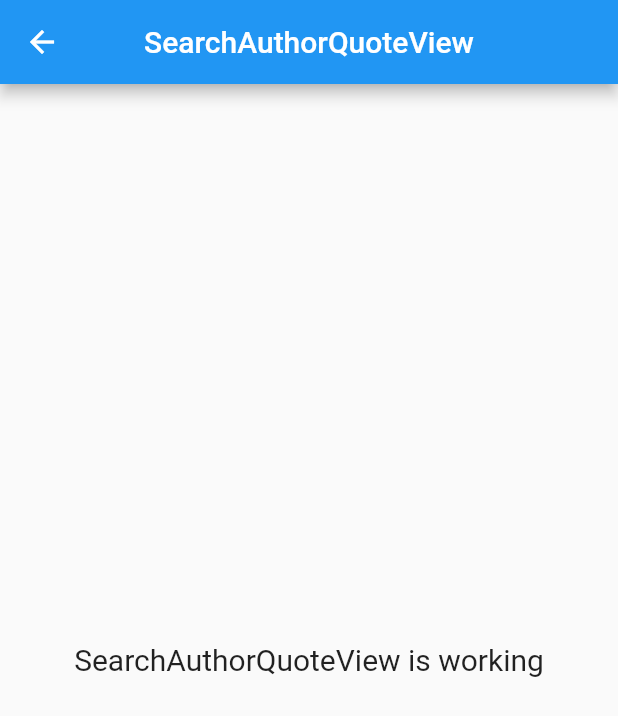
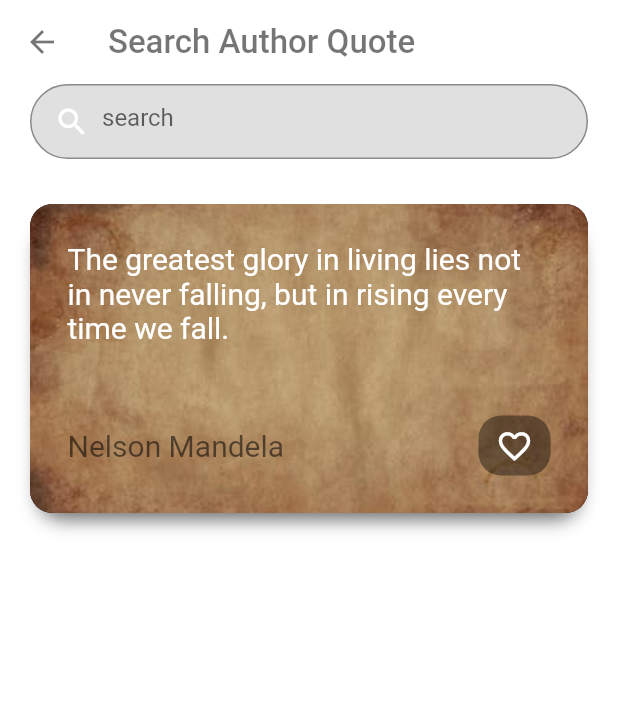
Before and after one commit to Eklavya-Sachin/quote, a Flutter app: the SearchAuthorQuoteView screen opened by its route, on a phone screen of 412 x 824 dp. Shown: the top 716 px of the screen. Run offline on Flutter 3.47's test engine with Material 2 defaults, Android fonts, the phone set to English and light mode, and no system bars; our stand-ins replace get.

Commit message:
Created quote card & search author quote screen UI.

```diff
--- a/lib/app/modules/search_author_quote/controllers/search_author_quote_controller.dart
+++ b/lib/app/modules/search_author_quote/controllers/search_author_quote_controller.dart
@@ -1,23 +1,3 @@
 import 'package:get/get.dart';
 
-class SearchAuthorQuoteController extends GetxController {
-  //TODO: Implement SearchAuthorQuoteController
-
-  final count = 0.obs;
-  @override
-  void onInit() {
-    super.onInit();
-  }
-
-  @override
-  void onReady() {
-    super.onReady();
-  }
-
-  @override
-  void onClose() {
-    super.onClose();
-  }
-
-  void increment() => count.value++;
-}
+class SearchAuthorQuoteController extends GetxController {}
--- a/lib/app/modules/search_author_quote/views/search_author_quote_view.dart
+++ b/lib/app/modules/search_author_quote/views/search_author_quote_view.dart
@@ -1,22 +1,74 @@
+import 'package:get/get.dart';
 import 'package:flutter/material.dart';
-
-import 'package:get/get.dart';
-
+import '../../../widgets/quote_card.dart';
 import '../controllers/search_author_quote_controller.dart';
 
 class SearchAuthorQuoteView extends GetView<SearchAuthorQuoteController> {
   const SearchAuthorQuoteView({Key? key}) : super(key: key);
+
   @override
   Widget build(BuildContext context) {
-    return Scaffold(
-      appBar: AppBar(
-        title: const Text('SearchAuthorQuoteView'),
-        centerTitle: true,
-      ),
-      body: Center(
-        child: Text(
-          'SearchAuthorQuoteView is working',
-          style: TextStyle(fontSize: 20),
+    return SafeArea(
+      child: GestureDetector(
+        onTap: () => FocusScope.of(context).unfocus(),
+        child: Scaffold(
+          backgroundColor: Colors.white,
+          appBar: AppBar(
+            elevation: 0,
+            backgroundColor: Colors.white,
+            leading: const BackButton(color: Colors.black54),
+            title: const Text(
+              'Search Author Quote',
+              style: TextStyle(fontSize: 22, color: Colors.black54),
+            ),
+          ),
+          body: Column(
+            crossAxisAlignment: CrossAxisAlignment.start,
+            children: [
+              Container(
+                margin: const EdgeInsets.only(right: 20, left: 20),
+                height: 50,
+                child: TextField(
+                  onChanged: (value) {},
+                  decoration: InputDecoration(
+                    border: OutlineInputBorder(
+                      borderRadius: BorderRadius.circular(30),
+                    ),
+                    hintText: 'search',
+                    prefixIcon: const Padding(
+                      padding: EdgeInsets.only(left: 8.0),
+                      child: Icon(
+                        Icons.search,
+                      ),
+                    ),
+                    fillColor: Colors.black12,
+                    filled: true,
+                    prefixIconColor: Colors.white,
+                    enabledBorder: OutlineInputBorder(
+                      borderRadius: BorderRadius.circular(30),
+                      borderSide: const BorderSide(
+                        color: Colors.black38,
+                      ),
+                    ),
+                  ),
+                ),
+              ),
+              const SizedBox(height: 20),
+              Expanded(
+                child: ListView.builder(
+                  itemCount: 1,
+                  itemBuilder: (context, index) {
+                    return QuoteCard(
+                      title:
+                          'The greatest glory in living lies not in never falling, but in rising every time we fall.',
+                      text: 'Nelson Mandela',
+                      onFavoriteTap: () {},
+                    );
+                  },
+                ),
+              )
+            ],
+          ),
         ),
       ),
     );
--- /dev/null
+++ b/lib/app/widgets/quote_card.dart
@@ -0,0 +1,97 @@
+import 'package:get/get.dart';
+import 'package:flutter/material.dart';
+
+class QuoteCard extends StatelessWidget {
+  final String title;
+  final String text;
+  final void Function() onFavoriteTap;
+
+  const QuoteCard({
+    super.key,
+    required this.title,
+    required this.text,
+    required this.onFavoriteTap,
+  });
+
+  @override
+  Widget build(BuildContext context) {
+    return Container(
+      margin: const EdgeInsets.symmetric(
+        horizontal: 20,
+        vertical: 10,
+      ),
+      width: Get.width,
+      height: Get.height * .25,
+      decoration: BoxDecoration(
+        color: Colors.black,
+        borderRadius: BorderRadius.circular(15),
+        boxShadow: [
+          BoxShadow(
+            color: Colors.black.withOpacity(0.6),
+            offset: const Offset(
+              0.0,
+              10.0,
+            ),
+            blurRadius: 10.0,
+            spreadRadius: -6.0,
+          ),
+        ],
+        image: const DecorationImage(
+          image: AssetImage(
+            'images/quote_background.jpeg',
+          ),
+          fit: BoxFit.cover,
+        ),
+      ),
+      child: Padding(
+        padding: const EdgeInsets.all(25),
+        child: Column(
+          mainAxisAlignment: MainAxisAlignment.center,
+          children: [
+            Expanded(
+              child: Text(
+                title,
+                style: const TextStyle(
+                  fontSize: 20,
+                  color: Colors.white,
+                ),
+                overflow: TextOverflow.ellipsis,
+                maxLines: 4,
+                textAlign: TextAlign.left,
+              ),
+            ),
+            Row(
+              mainAxisAlignment: MainAxisAlignment.spaceBetween,
+              children: [
+                Text(
+                  text,
+                  style: const TextStyle(
+                    fontSize: 20,
+                    color: Colors.black54,
+                  ),
+                  overflow: TextOverflow.ellipsis,
+                  maxLines: 1,
+                ),
+                Container(
+                  height: 40,
+                  decoration: BoxDecoration(
+                    color: Colors.black.withOpacity(0.4),
+                    borderRadius: BorderRadius.circular(15),
+                  ),
+                  child: IconButton(
+                    icon: const Icon(
+                      Icons.favorite_border,
+                      color: Colors.white,
+                      size: 25,
+                    ),
+                    onPressed: onFavoriteTap,
+                  ),
+                )
+              ],
+            ),
+          ],
+        ),
+      ),
+    );
+  }
+}
```
